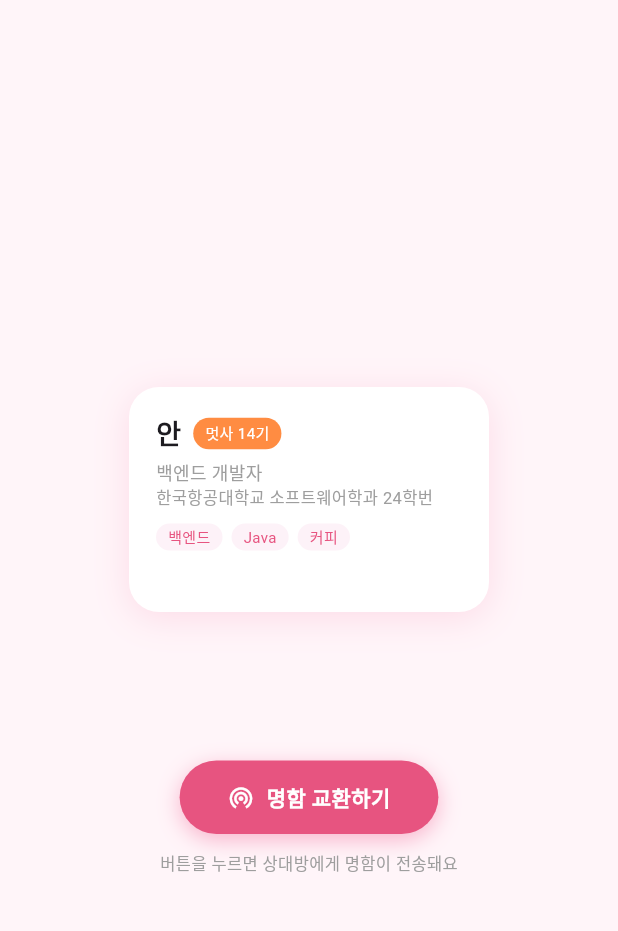
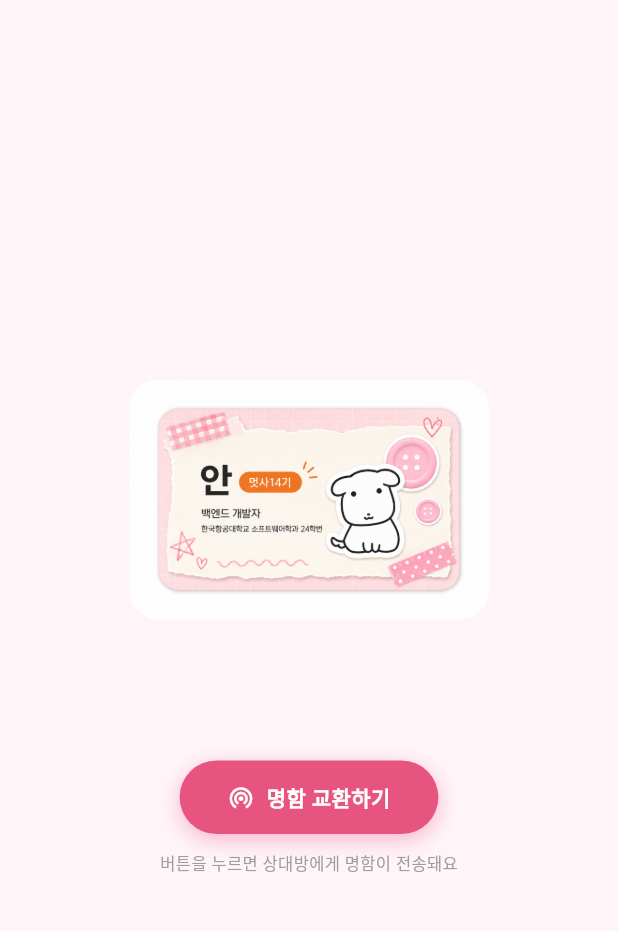
Before and after one commit to yaaan7/ideathon-firstbutton, a Flutter app: the LoadingScreen screen opened directly, on a phone screen of 412 x 824 dp, the part 84-1015 px from its top. Run offline on Flutter 3.47's test engine with Material 3 defaults, Android fonts, the phone set to English and light mode, and no system bars.

Commit message:
fix: 명함 사진 교체

```diff
--- a/lib/screens/loading_screen.dart
+++ b/lib/screens/loading_screen.dart
@@ -239,60 +239,12 @@ class _LoadingScreenState extends State<LoadingScreen>
   }
 
   Widget _buildMyCard() {
-    return Container(
-      width: 240,
-      height: 150,
-      decoration: BoxDecoration(
-        color: Colors.white,
-        borderRadius: BorderRadius.circular(20),
-        boxShadow: [
-          BoxShadow(
-              color: Colors.pink.withOpacity(0.12),
-              blurRadius: 20,
-              offset: const Offset(0, 4)),
-        ],
-      ),
-      child: Padding(
-        padding: const EdgeInsets.all(18),
-        child: Column(
-          crossAxisAlignment: CrossAxisAlignment.start,
-          children: [
-            Row(children: [
-              const Text('안',
-                  style: TextStyle(fontSize: 18, fontWeight: FontWeight.bold)),
-              const SizedBox(width: 8),
-              Container(
-                padding:
-                const EdgeInsets.symmetric(horizontal: 8, vertical: 3),
-                decoration: BoxDecoration(
-                    color: const Color(0xFFFF8C42),
-                    borderRadius: BorderRadius.circular(20)),
-                child: const Text('멋사 14기',
-                    style: TextStyle(color: Colors.white, fontSize: 10)),
-              ),
-            ]),
-            const SizedBox(height: 4),
-            const Text('백엔드 개발자',
-                style: TextStyle(fontSize: 12, color: Colors.grey)),
-            const Text('한국항공대학교 소프트웨어학과 24학번',
-                style: TextStyle(fontSize: 11, color: Colors.grey)),
-            const SizedBox(height: 8),
-            Wrap(
-              spacing: 6,
-              runSpacing: 4,
-              children: ['백엔드', 'Java', '커피'].map((k) => Container(
-                padding: const EdgeInsets.symmetric(
-                    horizontal: 8, vertical: 2),
-                decoration: BoxDecoration(
-                    color: const Color(0xFFFDF2F8),
-                    borderRadius: BorderRadius.circular(20)),
-                child: Text(k,
-                    style: const TextStyle(
-                        fontSize: 10, color: Color(0xFFE75480))),
-              )).toList(),
-            ),
-          ],
-        ),
+    return ClipRRect(
+      borderRadius: BorderRadius.circular(20),
+      child: Image.asset(
+        'assets/image/card_front.png',
+        width: 240,
+        fit: BoxFit.cover,
       ),
     );
   }
--- a/pubspec.yaml
+++ b/pubspec.yaml
@@ -63,6 +63,8 @@ flutter:
     - assets/image/logo_image.png
     - assets/image/dog.png
     - assets/image/folder.png
+    - assets/image/card_back.png
+    - assets/image/card_front.png
 
   # To add assets to your application, add an assets section, like this:
   # assets:
```
Also changed, not shown: lib/screens/home_screen.dart (+12 -102 lines), assets/image/card_back.png (added), assets/image/card_front.png (added).
